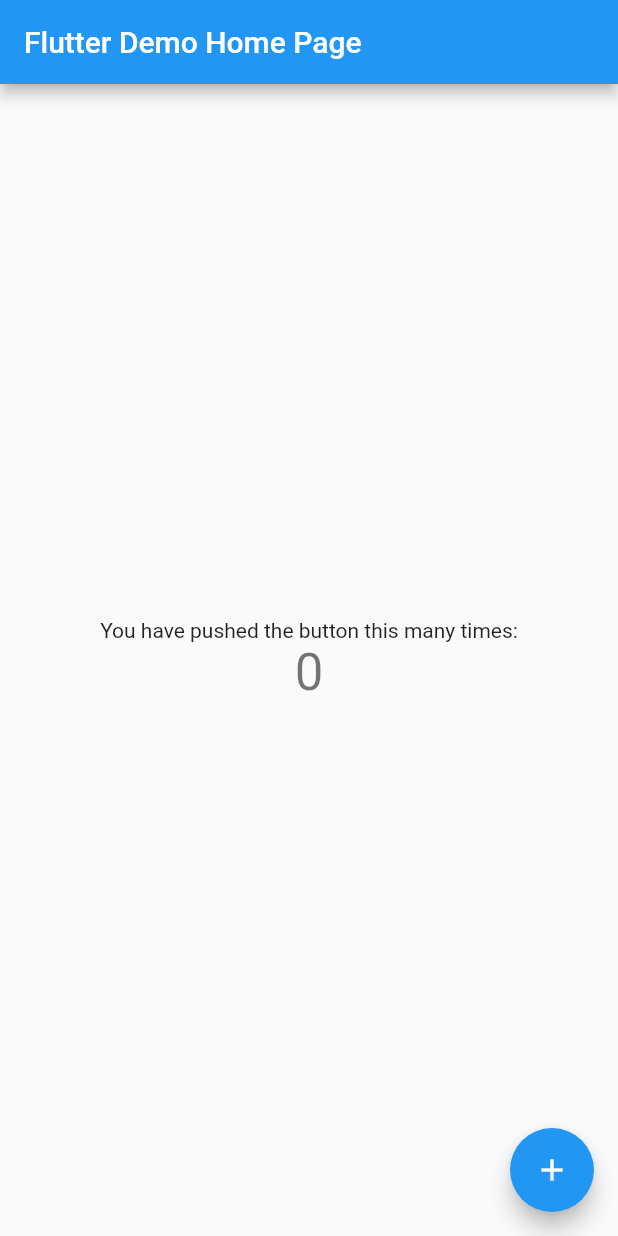
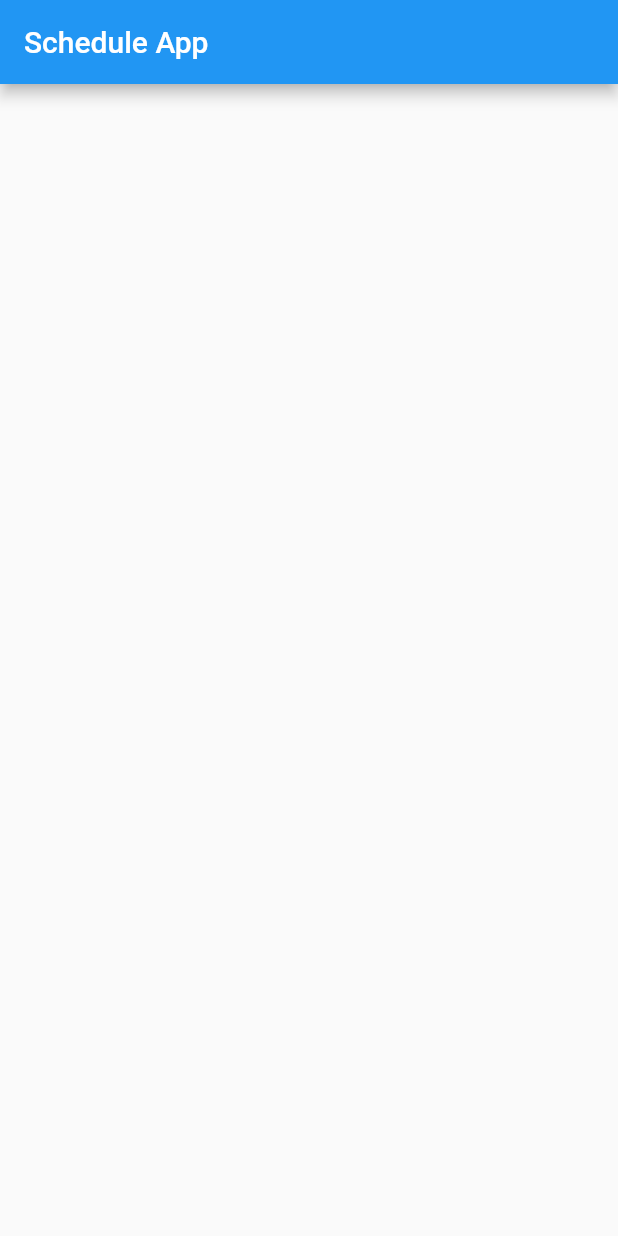
Before and after one commit to JMarinez/control_app, a Flutter app: the screen it shows after launch, on a phone screen of 412 x 824 dp. Run offline on Flutter 3.47's test engine with Material 2 defaults, Android fonts, the phone set to English and light mode, and no system bars.

Commit message:
Starting from scratch

```diff
--- a/lib/main.dart
+++ b/lib/main.dart
@@ -1,111 +1,18 @@
 import 'package:flutter/material.dart';
 
-void main() => runApp(MyApp());
+void main() {
+  runApp(ScheduleApp());
+}
 
-class MyApp extends StatelessWidget {
-  // This widget is the root of your application.
+class ScheduleApp extends StatelessWidget {
   @override
   Widget build(BuildContext context) {
     return MaterialApp(
-      title: 'Flutter Demo',
-      theme: ThemeData(
-        // This is the theme of your application.
-        //
-        // Try running your application with "flutter run". You'll see the
-        // application has a blue toolbar. Then, without quitting the app, try
-        // changing the primarySwatch below to Colors.green and then invoke
-        // "hot reload" (press "r" in the console where you ran "flutter run",
-        // or simply save your changes to "hot reload" in a Flutter IDE).
-        // Notice that the counter didn't reset back to zero; the application
-        // is not restarted.
-        primarySwatch: Colors.blue,
+      home: Scaffold(
+        appBar: AppBar(
+          title: Text("Schedule App"),
+        ),
       ),
-      home: MyHomePage(title: 'Flutter Demo Home Page'),
     );
   }
 }
-
-class MyHomePage extends StatefulWidget {
-  MyHomePage({Key key, this.title}) : super(key: key);
-
-  // This widget is the home page of your application. It is stateful, meaning
-  // that it has a State object (defined below) that contains fields that affect
-  // how it looks.
-
-  // This class is the configuration for the state. It holds the values (in this
-  // case the title) provided by the parent (in this case the App widget) and
-  // used by the build method of the State. Fields in a Widget subclass are
-  // always marked "final".
-
-  final String title;
-
-  @override
-  _MyHomePageState createState() => _MyHomePageState();
-}
-
-class _MyHomePageState extends State<MyHomePage> {
-  int _counter = 0;
-
-  void _incrementCounter() {
-    setState(() {
-      // This call to setState tells the Flutter framework that something has
-      // changed in this State, which causes it to rerun the build method below
-      // so that the display can reflect the updated values. If we changed
-      // _counter without calling setState(), then the build method would not be
-      // called again, and so nothing would appear to happen.
-      _counter = _counter + 2;
-    });
-  }
-
-  @override
-  Widget build(BuildContext context) {
-    // This method is rerun every time setState is called, for instance as done
-    // by the _incrementCounter method above.
-    //
-    // The Flutter framework has been optimized to make rerunning build methods
-    // fast, so that you can just rebuild anything that needs updating rather
-    // than having to individually change instances of widgets.
-    return Scaffold(
-      appBar: AppBar(
-        // Here we take the value from the MyHomePage object that was created by
-        // the App.build method, and use it to set our appbar title.
-        title: Text(widget.title),
-      ),
-      body: Center(
-        // Center is a layout widget. It takes a single child and positions it
-        // in the middle of the parent.
-        child: Column(
-          // Column is also a layout widget. It takes a list of children and
-          // arranges them vertically. By default, it sizes itself to fit its
-          // children horizontally, and tries to be as tall as its parent.
-          //
-          // Invoke "debug painting" (press "p" in the console, choose the
-          // "Toggle Debug Paint" action from the Flutter Inspector in Android
-          // Studio, or the "Toggle Debug Paint" command in Visual Studio Code)
-          // to see the wireframe for each widget.
-          //
-          // Column has various properties to control how it sizes itself and
-          // how it positions its children. Here we use mainAxisAlignment to
-          // center the children vertically; the main axis here is the vertical
-          // axis because Columns are vertical (the cross axis would be
-          // horizontal).
-          mainAxisAlignment: MainAxisAlignment.center,
-          children: <Widget>[
-            Text(
-              'You have pushed the button this many times:',
-            ),
-            Text(
-              '$_counter',
-              style: Theme.of(context).textTheme.display1,
-            ),
-          ],
-        ),
-      ),
-      floatingActionButton: FloatingActionButton(
-        onPressed: _incrementCounter,
-        tooltip: 'Increment',
-        child: Icon(Icons.add),
-      ), // This trailing comma makes auto-formatting nicer for build methods.
-    );
-  }
-}
```
